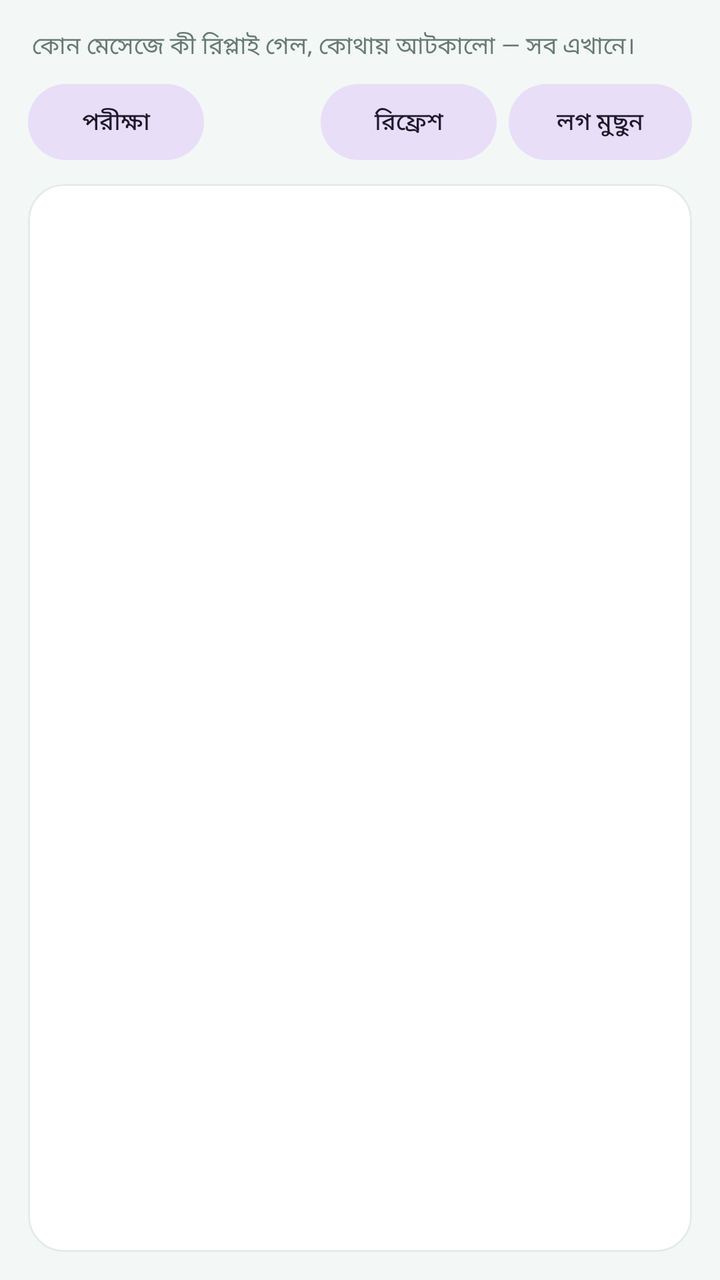
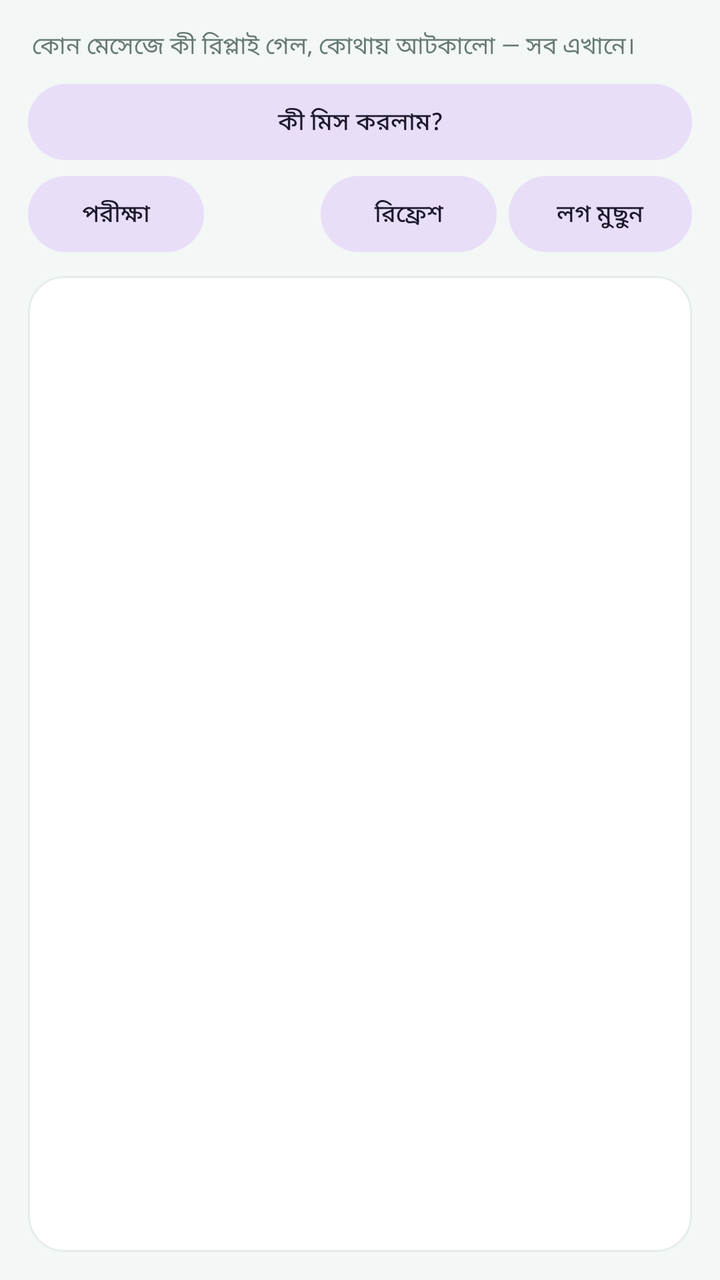

Compare the two renders of this Android layout. The source of the first and the diff that turns it into the second are given below.
<!-- AndroidManifest.xml: application theme Theme.AutoReplyAI -->
<!-- res/layout/fragment_logs.xml -->
<?xml version="1.0" encoding="utf-8"?>
<LinearLayout xmlns:android="http://schemas.android.com/apk/res/android"
    android:layout_width="match_parent"
    android:layout_height="match_parent"
    android:orientation="vertical"
    android:paddingStart="14dp"
    android:paddingTop="14dp"
    android:paddingEnd="14dp"
    android:paddingBottom="14dp">

    <TextView
        style="@style/RowSub"
        android:layout_width="match_parent"
        android:layout_height="wrap_content"
        android:paddingStart="2dp"
        android:paddingBottom="10dp"
        android:text="@string/logs_intro" />

    <LinearLayout
        android:layout_width="match_parent"
        android:layout_height="wrap_content"
        android:orientation="horizontal">

        <com.google.android.material.button.MaterialButton
            android:id="@+id/btnProbe"
            style="@style/PillButton"
            android:layout_marginEnd="6dp"
            android:text="@string/probe" />

        <View
            android:layout_width="0dp"
            android:layout_height="1dp"
            android:layout_weight="1" />

        <com.google.android.material.button.MaterialButton
            android:id="@+id/btnRefreshLogs"
            style="@style/PillButton"
            android:layout_marginEnd="6dp"
            android:text="@string/refresh" />

        <com.google.android.material.button.MaterialButton
            android:id="@+id/btnClearLogs"
            style="@style/PillButton"
            android:text="@string/clear_logs" />
    </LinearLayout>

    <com.google.android.material.card.MaterialCardView
        style="@style/CardSurface"
        android:layout_height="0dp"
        android:layout_marginTop="12dp"
        android:layout_weight="1">

        <ScrollView
            android:layout_width="match_parent"
            android:layout_height="match_parent"
            android:padding="8dp"
            android:scrollbarStyle="insideOverlay">

            <LinearLayout
                android:id="@+id/logContainer"
                android:layout_width="match_parent"
                android:layout_height="wrap_content"
                android:orientation="vertical" />
        </ScrollView>
    </com.google.android.material.card.MaterialCardView>
</LinearLayout>
<!-- resources referenced by this layout -->
<resources>
  <string name="clear_logs">লগ মুছুন</string>
  <string name="logs_intro">কোন মেসেজে কী রিপ্লাই গেল, কোথায় আটকালো — সব এখানে।</string>
  <string name="probe">পরীক্ষা</string>
  <string name="refresh">রিফ্রেশ</string>
  <style name="CardSurface">
          <item name="android:layout_width">match_parent</item>
          <item name="android:layout_height">wrap_content</item>
          <item name="cardCornerRadius">18dp</item>
          <item name="cardElevation">0dp</item>
          <item name="strokeColor">@color/stroke</item>
          <item name="strokeWidth">1dp</item>
          <item name="cardBackgroundColor">@color/card</item>
      </style>
  <style name="PillButton" parent="Widget.Material3.Button.TonalButton">
          <item name="android:layout_width">wrap_content</item>
          <item name="android:layout_height">wrap_content</item>
          <item name="android:minHeight">38dp</item>
          <item name="android:textSize">12sp</item>
          <item name="android:insetTop">0dp</item>
          <item name="android:insetBottom">0dp</item>
          <item name="cornerRadius">19dp</item>
      </style>
  <style name="RowSub">
          <item name="android:layout_width">wrap_content</item>
          <item name="android:layout_height">wrap_content</item>
          <item name="android:textColor">@color/text_dim</item>
          <item name="android:textSize">12sp</item>
      </style>
  <style name="Theme.AutoReplyAI" parent="Theme.Material3.Light.NoActionBar">
          <item name="colorPrimary">@color/brand</item>
          <item name="colorOnPrimary">#FFFFFF</item>
          <item name="colorPrimaryContainer">@color/brand_container</item>
          <item name="colorOnPrimaryContainer">@color/brand_dark</item>
          <item name="colorSecondary">@color/brand</item>
          <item name="colorSurface">@color/card</item>
          <item name="colorOnSurface">@color/text</item>
          <item name="android:colorBackground">@color/bg</item>
          <item name="android:statusBarColor">@color/brand_mid</item>
          <item name="android:navigationBarColor">@color/card</item>
          <item name="android:windowLightStatusBar">false</item>
          <item name="android:windowLightNavigationBar" tools:targetApi="27">true</item>
      </style>
  <color name="stroke">#E3ECE9</color>
  <color name="card">#FFFFFF</color>
  <color name="text_dim">#677A74</color>
  <color name="brand">#0E7C66</color>
  <color name="brand_container">#E4F5F0</color>
  <color name="brand_dark">#075546</color>
  <color name="text">#0E211C</color>
  <color name="bg">#F3F7F6</color>
  <color name="brand_mid">#12A182</color>
</resources>

<!-- the commit's change to res/layout/fragment_logs.xml (unified diff, before → after) -->
@@ -15,6 +15,14 @@
         android:paddingStart="2dp"
         android:paddingBottom="10dp"
         android:text="@string/logs_intro" />
+
+    <com.google.android.material.button.MaterialButton
+        android:id="@+id/btnDigest"
+        style="@style/PillButton"
+        android:layout_width="match_parent"
+        android:layout_height="wrap_content"
+        android:layout_marginBottom="8dp"
+        android:text="@string/digest_button" />
 
     <LinearLayout
         android:layout_width="match_parent"
<!-- resource entries referenced after the edit -->
@@ -1,6 +1,7 @@
 <!-- resources referenced by this layout -->
 <resources>
   <string name="clear_logs">লগ মুছুন</string>
+  <string name="digest_button">কী মিস করলাম?</string>
   <string name="logs_intro">কোন মেসেজে কী রিপ্লাই গেল, কোথায় আটকালো — সব এখানে।</string>
   <string name="probe">পরীক্ষা</string>
   <string name="refresh">রিফ্রেশ</string>
